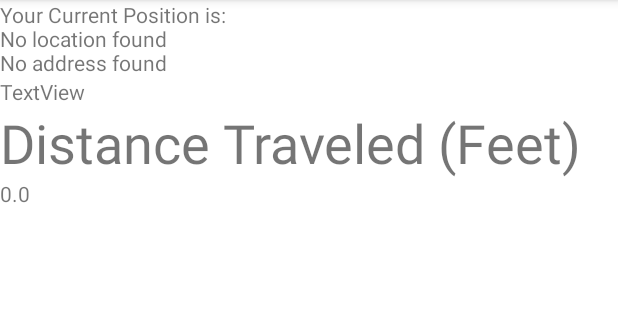
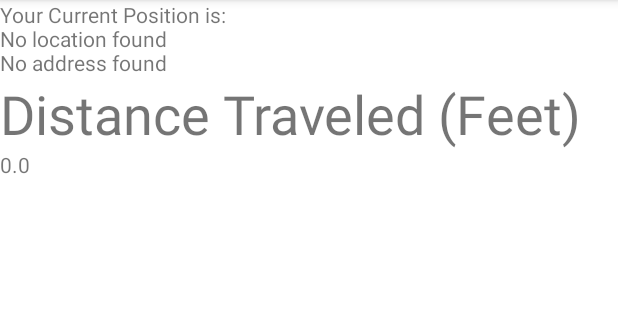
Before and after one commit to jprichmond20/DistanceTracker, an Android app: the screen it shows after launch (MainActivity), on a phone screen of 412 x 824 dp, the part 84-404 px from its top. Run offline under Robolectric (Android 15) with nearby library versions, the phone set to English and light mode, and no system bars; 2 statements that could not run were skipped.

```diff
--- a/app/src/main/java/edu/coe/richmond/location21/MainActivity.kt
+++ b/app/src/main/java/edu/coe/richmond/location21/MainActivity.kt
@@ -133,7 +133,7 @@ class MainActivity : AppCompatActivity() {
             val latitude = location.latitude
             val longitude = location.longitude
             disBetween = location.distanceTo(formerLocation)
-            Tracker.totDistance += disBetween
+            Tracker.totDistance += (disBetween * 3.2808).toFloat()
             Prefs.savePref(this, latitude, longitude)
             val gc = Geocoder(this, Locale.getDefault())
             try {
--- a/app/src/main/res/layout/activity_main.xml
+++ b/app/src/main/res/layout/activity_main.xml
@@ -14,12 +14,6 @@
         android:text="@string/location" />
 
     <TextView
-        android:id="@+id/textView2"
-        android:layout_width="match_parent"
-        android:layout_height="wrap_content"
-        android:text="TextView" />
-
-    <TextView
         android:id="@+id/textView4"
         android:layout_width="match_parent"
         android:layout_height="wrap_content"
```
